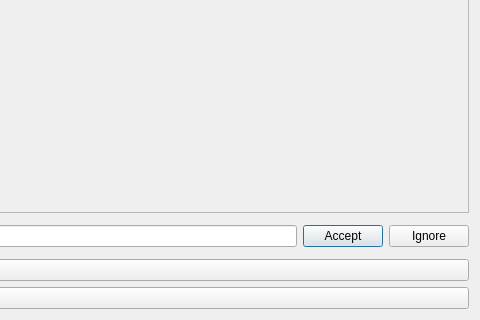
Before: the Qt Designer form Ds_project/pendingtransactionswindow.ui in mohamed-khalid-gamal/Ds_Project, drawn with Qt 5; both pictures show x 800 to 1280 and y 400 to 720 of the 1280 by 720 pixel window.
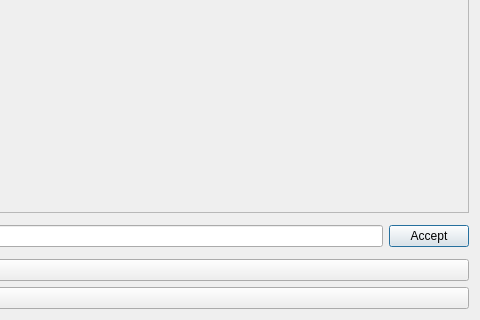
After: the same form once the commit is applied.

Commit message: GUI MERGED PLEASE DONT PUSH AGAINST ME AGAIN OR I WILL HIT YOU

Patch:
```diff
--- a/Ds_project/pendingtransactionswindow.ui
+++ b/Ds_project/pendingtransactionswindow.ui
@@ -72,13 +72,6 @@
        </property>
       </widget>
      </item>
-     <item>
-      <widget class="QPushButton" name="pushButton_3">
-       <property name="text">
-        <string>Ignore</string>
-       </property>
-      </widget>
-     </item>
     </layout>
    </item>
    <item>
```
The commit also changes 8 other files.
